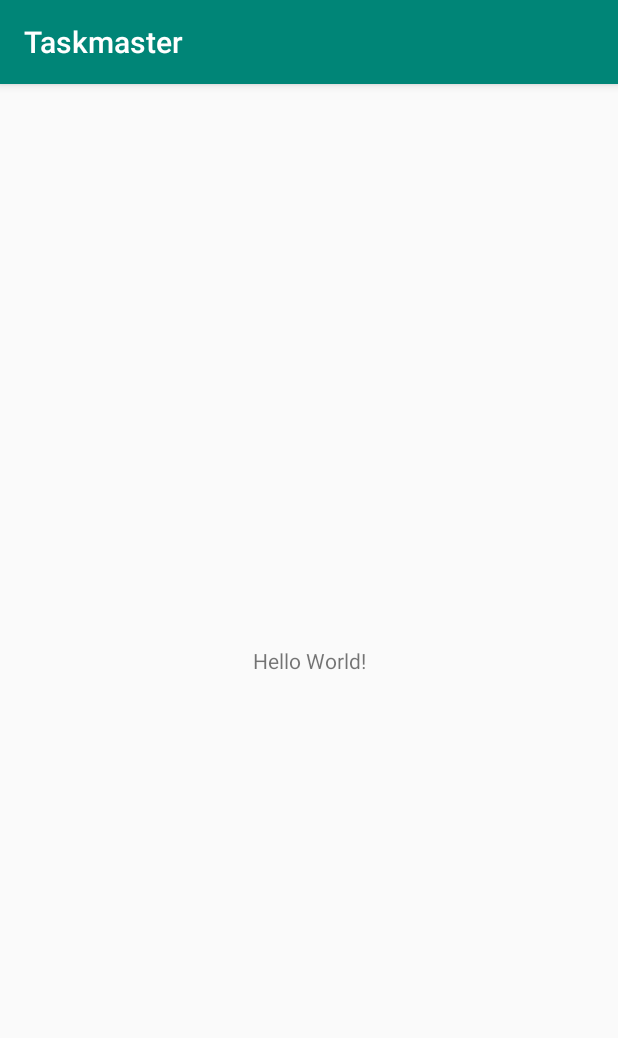
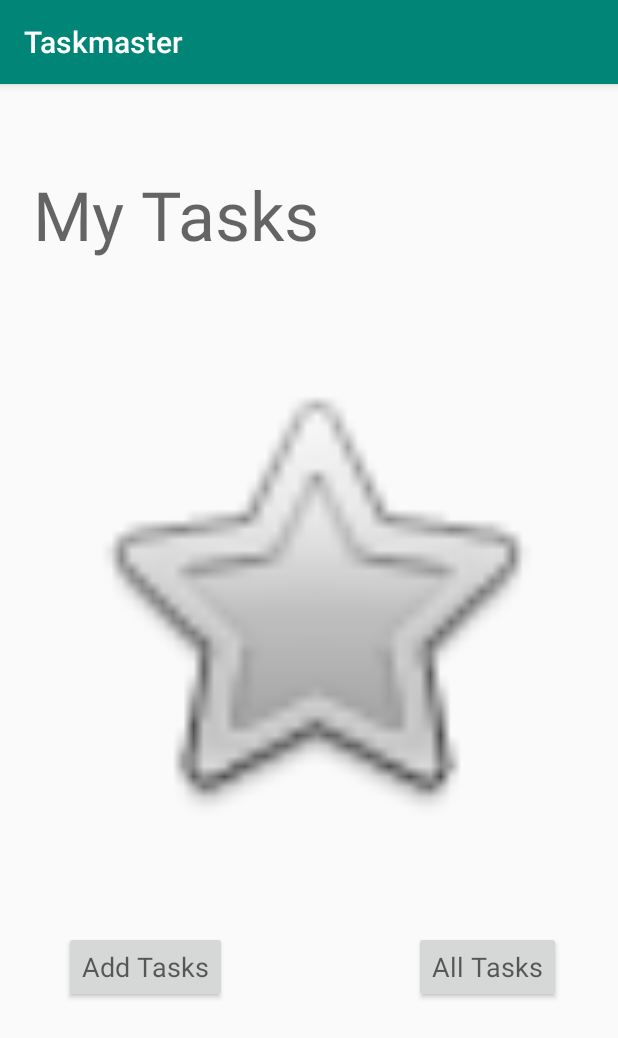
Before and after one commit to micahThor/taskmaster, an Android app: the screen it shows after launch (MainActivity), on a phone screen of 412 x 824 dp. Shown: the top 1038 px of the screen. Run offline under Robolectric (Android 15) with nearby library versions, the phone set to English and light mode, and no system bars.

Commit message:
completed lab 26 requirements

```diff
--- a/app/src/main/AndroidManifest.xml
+++ b/app/src/main/AndroidManifest.xml
@@ -9,6 +9,8 @@
         android:roundIcon="@mipmap/ic_launcher_round"
         android:supportsRtl="true"
         android:theme="@style/AppTheme">
+        <activity android:name=".addTask"></activity>
+        <activity android:name=".allTasks" />
         <activity android:name=".MainActivity">
             <intent-filter>
                 <action android:name="android.intent.action.MAIN" />
--- a/app/src/main/java/com/example/taskmaster/MainActivity.java
+++ b/app/src/main/java/com/example/taskmaster/MainActivity.java
@@ -2,7 +2,10 @@ package com.example.taskmaster;
 
 import androidx.appcompat.app.AppCompatActivity;
 
+import android.content.Intent;
 import android.os.Bundle;
+import android.view.View;
+import android.widget.Button;
 
 public class MainActivity extends AppCompatActivity {
 
@@ -10,5 +13,28 @@ public class MainActivity extends AppCompatActivity {
     protected void onCreate(Bundle savedInstanceState) {
         super.onCreate(savedInstanceState);
         setContentView(R.layout.activity_main);
+
+
+        // wire up add tasks button
+        Button goToAddTasksButton = findViewById(R.id.goToTaskActivityButton);
+        goToAddTasksButton.setOnClickListener(new View.OnClickListener() {
+
+            @Override
+            public void onClick(View v) {
+                Intent goToAddTaskActivity = new Intent(MainActivity.this, addTask.class);
+                MainActivity.this.startActivity(goToAddTaskActivity);
+            }
+        });
+
+        // wire up all tasks button
+        Button goToAllTasksButton = findViewById(R.id.allTasksButton);
+        goToAllTasksButton.setOnClickListener(new View.OnClickListener() {
+
+            @Override
+            public void onClick(View v) {
+                Intent goToAllTaskActivity = new Intent(MainActivity.this, allTasks.class);
+                MainActivity.this.startActivity(goToAllTaskActivity);
+            }
+        });
     }
 }
--- a/app/src/main/res/layout/activity_main.xml
+++ b/app/src/main/res/layout/activity_main.xml
@@ -6,13 +6,55 @@
     android:layout_height="match_parent"
     tools:context=".MainActivity">
 
+    <ImageView
+        android:id="@+id/imageView"
+        android:layout_width="329dp"
+        android:layout_height="371dp"
+        app:layout_constraintBottom_toBottomOf="parent"
+        app:layout_constraintEnd_toEndOf="parent"
+        app:layout_constraintHorizontal_bias="0.524"
+        app:layout_constraintStart_toStartOf="parent"
+        app:layout_constraintTop_toTopOf="parent"
+        app:layout_constraintVertical_bias="0.394"
+        app:srcCompat="@android:drawable/btn_star" />
+
     <TextView
+        android:id="@+id/myTasksHeader"
         android:layout_width="wrap_content"
         android:layout_height="wrap_content"
-        android:text="Hello World!"
+        android:text="My Tasks"
+        android:textAppearance="@style/TextAppearance.AppCompat.Display2"
         app:layout_constraintBottom_toBottomOf="parent"
+        app:layout_constraintHorizontal_bias="0.10"
         app:layout_constraintLeft_toLeftOf="parent"
         app:layout_constraintRight_toRightOf="parent"
-        app:layout_constraintTop_toTopOf="parent" />
+        app:layout_constraintTop_toTopOf="parent"
+        app:layout_constraintVertical_bias="0.08" />
+
+    <Button
+        android:id="@+id/goToTaskActivityButton"
+        android:layout_width="wrap_content"
+        android:layout_height="wrap_content"
+        android:text="Add Tasks"
+        android:textAppearance="@style/TextAppearance.AppCompat.Medium"
+        app:layout_constraintBottom_toBottomOf="parent"
+        app:layout_constraintEnd_toEndOf="parent"
+        app:layout_constraintHorizontal_bias="0.141"
+        app:layout_constraintStart_toStartOf="parent"
+        app:layout_constraintTop_toBottomOf="@+id/imageView"
+        app:layout_constraintVertical_bias="0.194" />
+
+    <Button
+        android:id="@+id/allTasksButton"
+        android:layout_width="wrap_content"
+        android:layout_height="wrap_content"
+        android:text="All Tasks"
+        android:textAppearance="@style/TextAppearance.AppCompat.Medium"
+        app:layout_constraintBottom_toBottomOf="parent"
+        app:layout_constraintEnd_toEndOf="parent"
+        app:layout_constraintHorizontal_bias="0.878"
+        app:layout_constraintStart_toStartOf="parent"
+        app:layout_constraintTop_toBottomOf="@+id/imageView"
+        app:layout_constraintVertical_bias="0.194" />
 
 </androidx.constraintlayout.widget.ConstraintLayout>
```
Also changed, not shown: app/src/main/java/com/example/taskmaster/addTask.java (added, +30 -0 lines), app/src/main/java/com/example/taskmaster/allTasks.java (added, +14 -0 lines), app/src/main/res/layout/activity_add_task.xml (added, +90 -0 lines), app/src/main/res/layout/activity_all_tasks.xml (added, +31 -0 lines), 1 other file.
